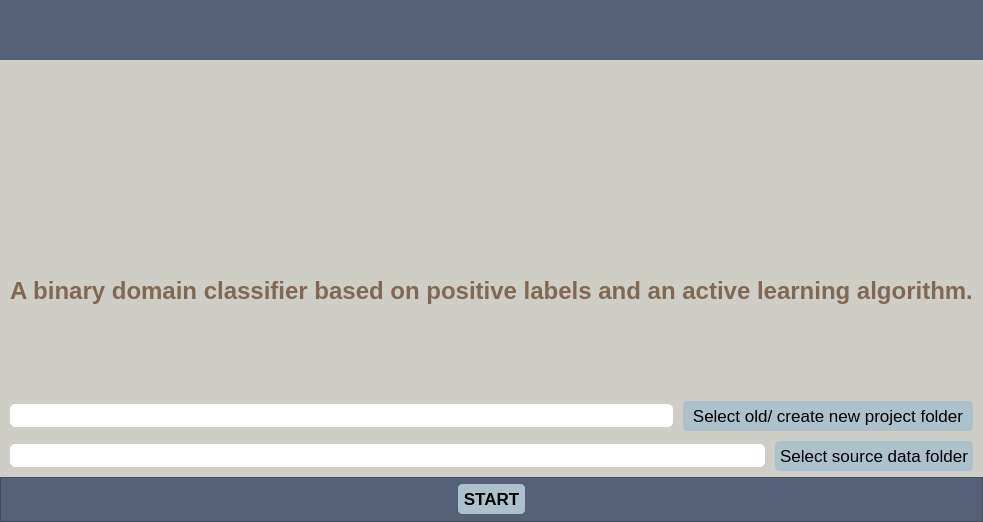
This is UIs/menuConfig.ui in IntelCompH2020/domain_classification as Qt 5 draws it before an edit. The edited form follows.
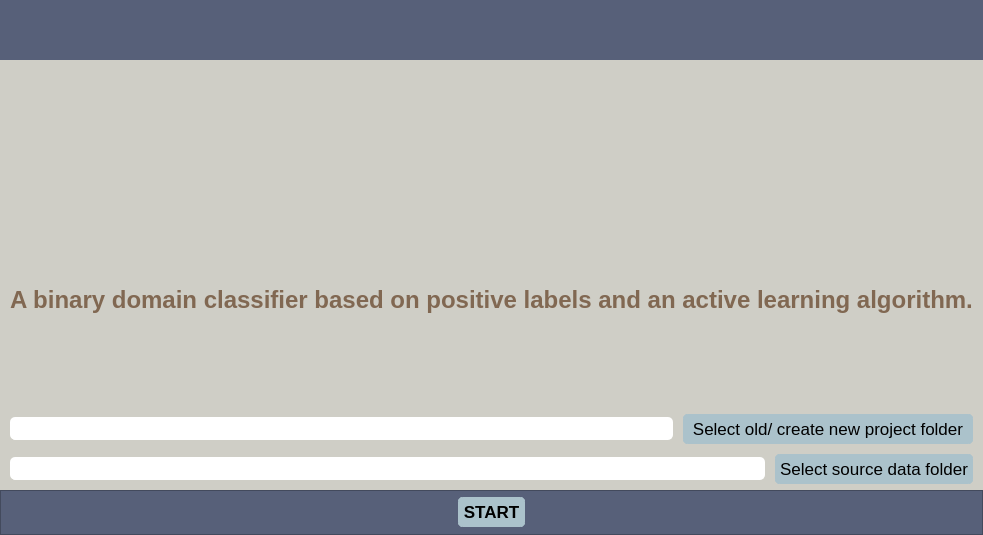
This is the edited form. Icons and pictures are not drawn.

```diff
--- a/UIs/menuConfig.ui
+++ b/UIs/menuConfig.ui
@@ -6,8 +6,8 @@
    <rect>
     <x>0</x>
     <y>0</y>
-    <width>814</width>
-    <height>522</height>
+    <width>848</width>
+    <height>535</height>
    </rect>
   </property>
   <property name="windowTitle">
@@ -267,7 +267,7 @@
                </property>
                <property name="font">
                 <font>
-                 <family>Arial</family>
+                 <family>Helvetica</family>
                  <pointsize>13</pointsize>
                  <weight>50</weight>
                  <italic>true</italic>
@@ -339,7 +339,7 @@
                </property>
                <property name="font">
                 <font>
-                 <family>Arial</family>
+                 <family>Helvetica</family>
                  <pointsize>13</pointsize>
                  <weight>50</weight>
                  <italic>true</italic>
```
Left out of the diff: 2 changed lines with no effect on the pictures.
